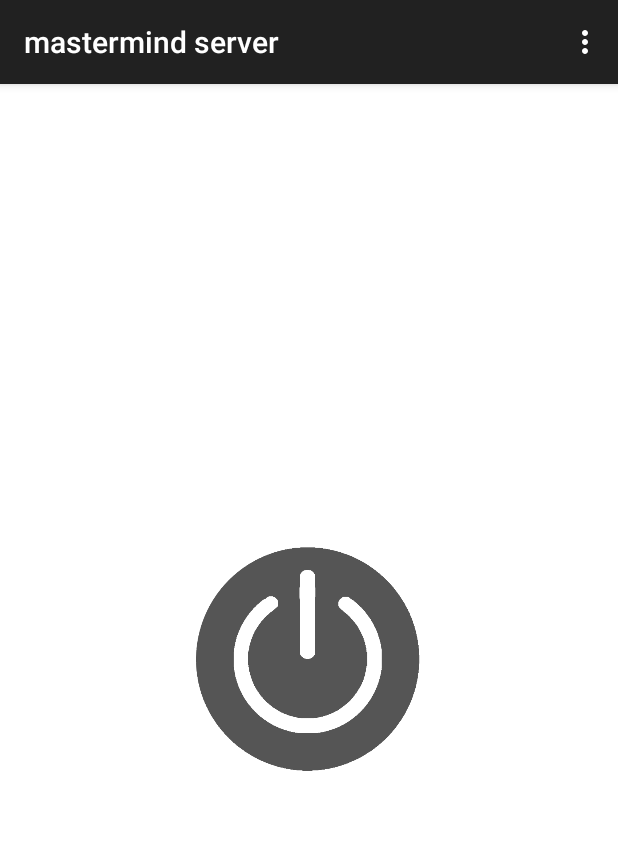
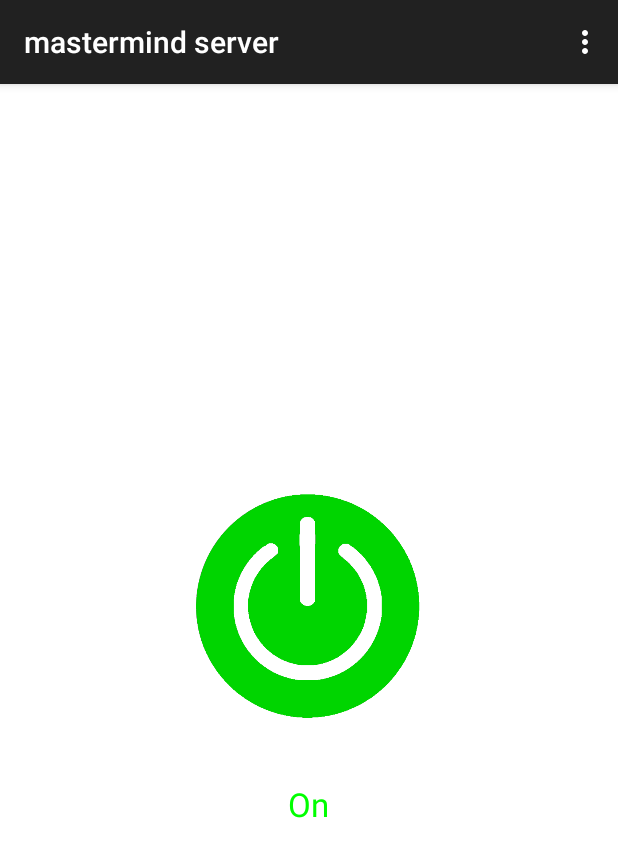
Before and after one commit to decafmind/Masterminds, an Android app: the screen it shows after launch (MainActivity), after a tap on an icon or button, on a phone screen of 412 x 824 dp. Shown: the top 857 px of the screen. Run offline under Robolectric (Android 15) with nearby library versions, the light colour scheme and no system bars.

Commit message:
Added progressbar on switching power on and off

```diff
--- a/app/src/main/java/com/wordpress/decaf/masterminds/MainActivity.java
+++ b/app/src/main/java/com/wordpress/decaf/masterminds/MainActivity.java
@@ -1,10 +1,13 @@
 package com.wordpress.decaf.masterminds;
 
 import android.app.ActionBar;
+import android.app.ProgressDialog;
 import android.content.Intent;
 import android.graphics.Color;
 import android.graphics.drawable.Drawable;
 import android.media.Image;
+import android.os.CountDownTimer;
+import android.support.annotation.MainThread;
 import android.support.v4.content.ContextCompat;
 import android.support.v7.app.AppCompatActivity;
 import android.os.Bundle;
@@ -13,6 +16,7 @@ import android.view.MenuItem;
 import android.view.View;
 import android.widget.ImageButton;
 import android.widget.RelativeLayout;
+import android.widget.TextView;
 import android.widget.Toast;
 
 import java.util.Timer;
@@ -23,7 +27,7 @@ public class MainActivity extends AppCompatActivity {
     private boolean isOn = false;
     private ImageButton powerButton;
     private RelativeLayout relativeLayout;
-
+    private TextView textView;
 
     @Override
     protected void onCreate(Bundle savedInstanceState) {
@@ -32,6 +36,7 @@ public class MainActivity extends AppCompatActivity {
 
         powerButton = (ImageButton)findViewById(R.id.iBtnPower);
         relativeLayout = (RelativeLayout)findViewById(R.id.mainLayout);
+        textView = (TextView)findViewById(R.id.lblIndicator);
     }
 
     @Override
@@ -53,18 +58,46 @@ public class MainActivity extends AppCompatActivity {
 
     public void togglePower(View view){
 
-        Drawable black = ContextCompat.getDrawable(this, R.drawable.power_button_black);
-        Drawable white = ContextCompat.getDrawable(this, R.drawable.power_button_white);
+        final Drawable green = ContextCompat.getDrawable(this, R.drawable.power_button_green);
+        final Drawable white = ContextCompat.getDrawable(this, R.drawable.power_button_white);
 
+
+        String message;
+
+        if (isOn)
+            message = "Switching off";
+        else
+            message = "Switching on";
+
+        final ProgressDialog progressDialog = ProgressDialog.show(this, "Loading", message);
+
+        CountDownTimer countDownTimer = new CountDownTimer(500, 500) {
+            @Override
+            public void onTick(long millisUntilFinished) {
+
+            }
+
+            @Override
+            public void onFinish() {
                 if (isOn){
-            isOn = false;
                     powerButton.setImageDrawable(white);
                     relativeLayout.setBackgroundColor(Color.rgb(85, 85, 85));
+                    textView.setText("Off");
+                    textView.setTextColor(Color.WHITE);
+                    isOn = false;
                 }else{
+                    powerButton.setImageDrawable(green);
+                    relativeLayout.setBackgroundColor(Color.WHITE);
+                    textView.setText("On");
+                    textView.setTextColor(Color.GREEN);
                     isOn = true;
-            powerButton.setImageDrawable(black);
-            relativeLayout.setBackgroundColor(Color.WHITE);
                 }
+
+                progressDialog.dismiss();
+            }
+        };
+
+        countDownTimer.start();
     }
 
     private void toast(String message){
--- a/app/src/main/res/layout/activity_main.xml
+++ b/app/src/main/res/layout/activity_main.xml
@@ -29,4 +29,15 @@
         android:elevation="3dp"
         android:focusable="true"
         android:cropToPadding="true" />
+
+    <TextView
+        android:layout_width="wrap_content"
+        android:layout_height="wrap_content"
+        android:textAppearance="?android:attr/textAppearanceLarge"
+        android:text="Off"
+        android:id="@+id/lblIndicator"
+        android:textColor="#fff"
+        android:layout_below="@+id/iBtnPower"
+        android:layout_centerHorizontal="true"
+        android:layout_marginTop="42dp" />
 </RelativeLayout>
```
Also changed, not shown: app/src/main/res/drawable/power_button_green.png (added). Lines whose indentation alone changed are shown as unchanged.
